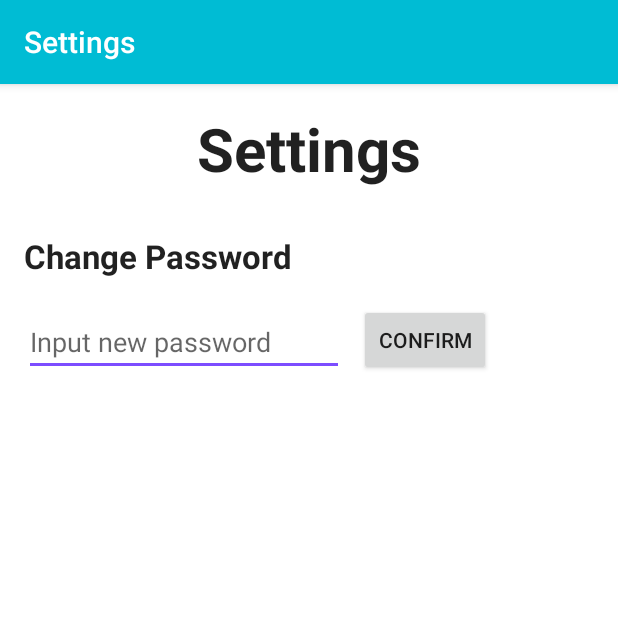
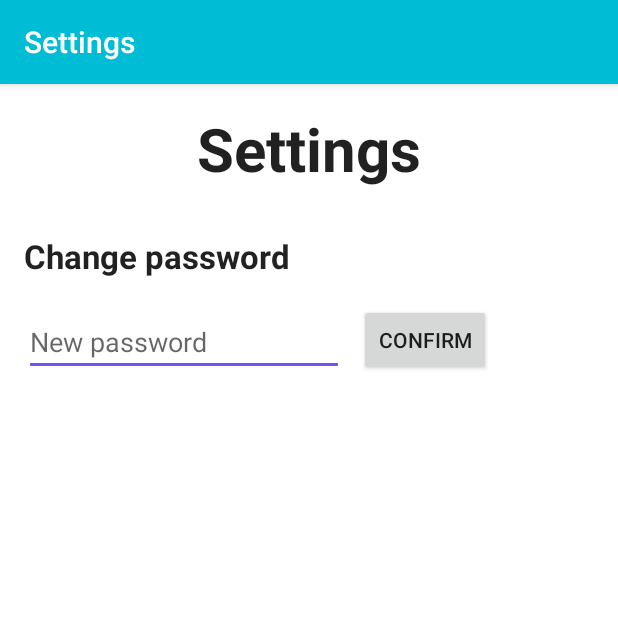
Before and after one commit to AndreaMinato/mydea, an Android app: the SettingsActivity screen opened directly, with no data from a screen before it, on a phone screen of 412 x 824 dp, the top half of it. Run offline under Robolectric (Android 15) with nearby library versions, the phone set to English and light mode, and no system bars; libraries missing offline, so code that uses them is left out: com.couchbase.lite, com.scottyab.aescrypt; 4 statements that could not run were skipped.

Commit message:
Tradotto activity impostazioni

```diff
--- a/app/src/main/res/layout/activity_settings.xml
+++ b/app/src/main/res/layout/activity_settings.xml
@@ -15,7 +15,7 @@
         android:layout_height="wrap_content"
         android:textAppearance="?android:attr/textAppearanceLarge"
         android:id="@+id/tvSettings"
-        android:text="Settings"
+        android:text="@string/action_settings"
         android:textSize="40dp"
         android:textStyle="bold"
         android:layout_centerHorizontal="true"/>
@@ -25,7 +25,7 @@
         android:layout_width="wrap_content"
         android:layout_height="wrap_content"
         android:textAppearance="?android:attr/textAppearanceLarge"
-        android:text="Change Password"
+        android:text="@string/pswChangeTxt"
         android:id="@+id/tvChangePsw"
         android:textStyle="bold"
         android:layout_below="@+id/tvSettings"
@@ -37,7 +37,7 @@
         android:layout_width="wrap_content"
         android:layout_height="wrap_content"
         android:inputType="textPassword"
-        android:hint="Input new password"
+        android:hint="@string/pswChangeInput"
         android:ems="10"
         android:id="@+id/editText"
         android:layout_below="@+id/tvChangePsw"
@@ -46,7 +46,7 @@
     <Button
         android:layout_width="wrap_content"
         android:layout_height="wrap_content"
-        android:text="Confirm"
+        android:text="@string/pswChangeConfirm"
         android:id="@+id/btnConfirm"
         android:layout_marginLeft="10dp"
         android:layout_alignBottom="@+id/editText"
--- a/app/src/main/res/values/strings.xml
+++ b/app/src/main/res/values/strings.xml
@@ -52,6 +52,10 @@
     <string name="action_search">Search</string>
     <string name="searchHint">Find in notes</string>
     <string name="action_settings">Settings</string>
+
+    <string name="pswChangeTxt">Change password</string>
+    <string name="pswChangeInput">New password</string>
+    <string name="pswChangeConfirm">Confirm</string>
 
     <string name="transition_name_title">transition:TITLE</string>
     <string name="transition_name_text">transition:TEXT</string>
```
Also changed, not shown: 2 other files.
